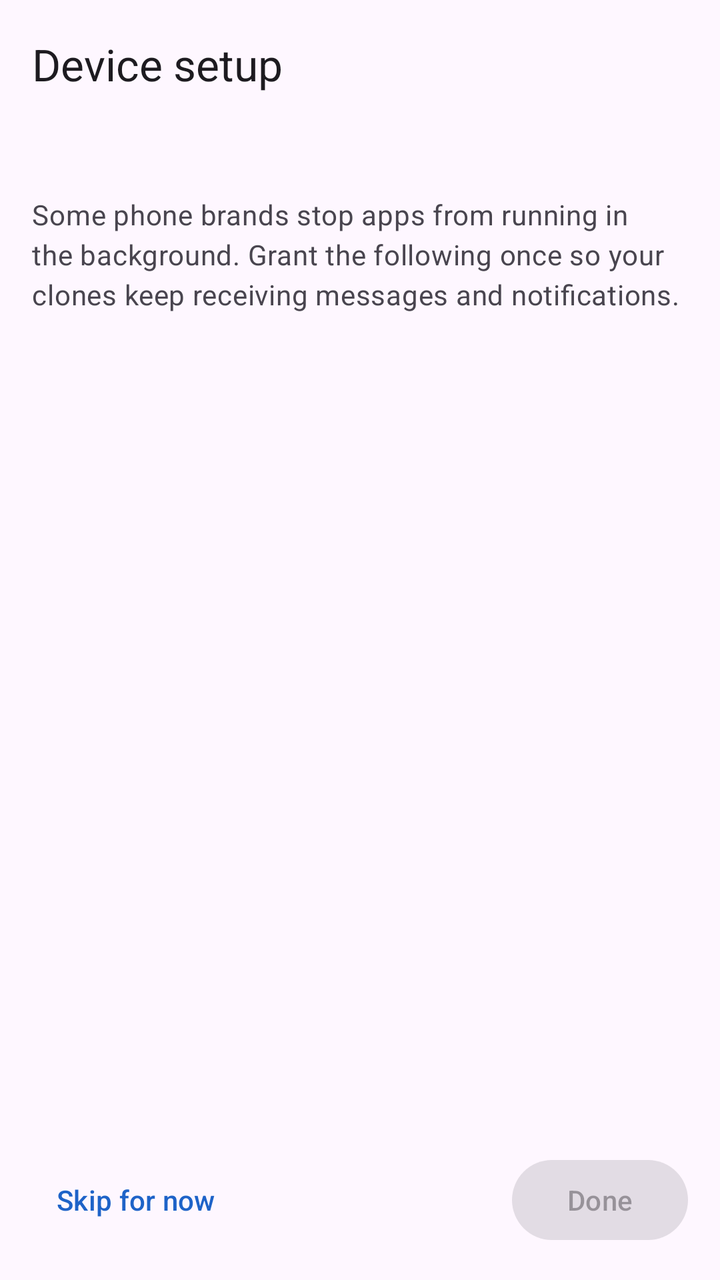
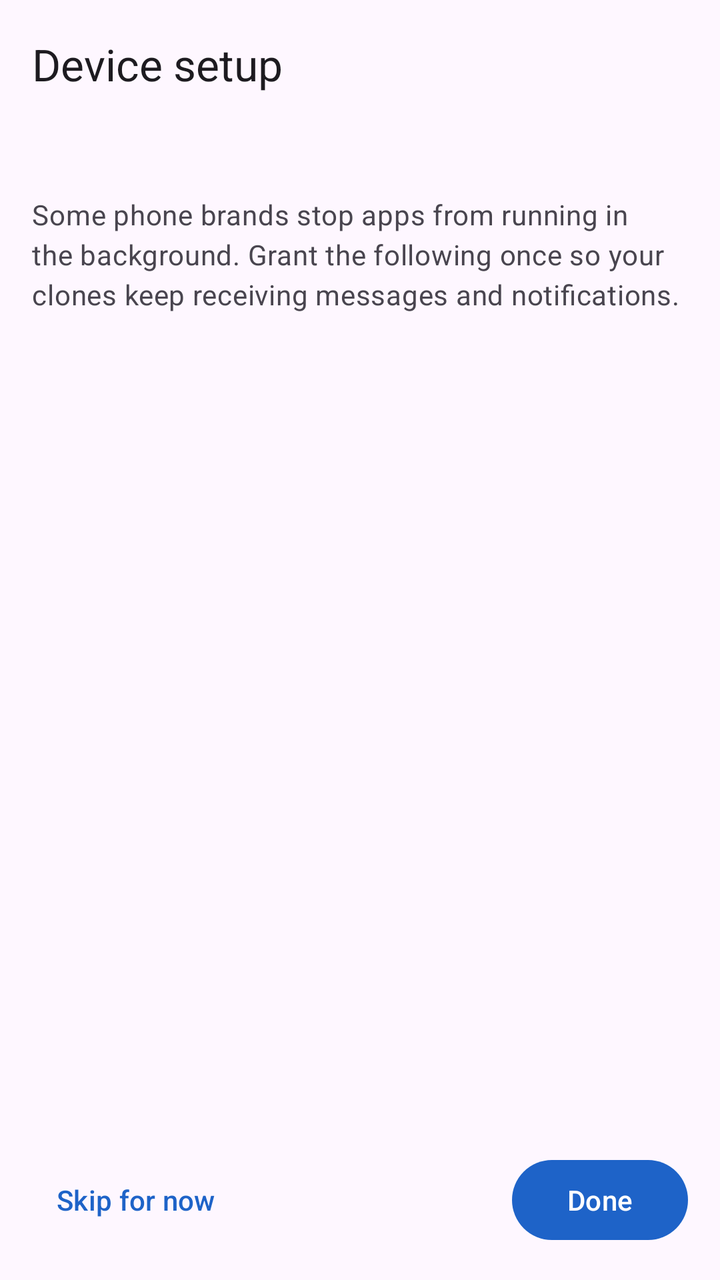

Two renders of the same Android screen: before a commit and after it. Below are the layout's source before the change and the commit's diff.
<!-- AndroidManifest.xml: application theme Theme.DualSpace -->
<!-- res/layout/activity_setup.xml -->
<?xml version="1.0" encoding="utf-8"?>
<LinearLayout xmlns:android="http://schemas.android.com/apk/res/android"
    xmlns:app="http://schemas.android.com/apk/res-auto"
    android:layout_width="match_parent"
    android:layout_height="match_parent"
    android:background="?attr/colorSurface"
    android:orientation="vertical">

    <com.google.android.material.appbar.AppBarLayout
        android:layout_width="match_parent"
        android:layout_height="wrap_content"
        android:fitsSystemWindows="true">

        <com.google.android.material.appbar.MaterialToolbar
            android:id="@+id/toolbar"
            android:layout_width="match_parent"
            android:layout_height="?attr/actionBarSize"
            app:title="@string/title_setup" />
    </com.google.android.material.appbar.AppBarLayout>

    <TextView
        android:id="@+id/brand"
        android:layout_width="match_parent"
        android:layout_height="wrap_content"
        android:paddingStart="16dp"
        android:paddingTop="8dp"
        android:paddingEnd="16dp"
        android:textAppearance="?attr/textAppearanceBodyLarge" />

    <TextView
        android:layout_width="match_parent"
        android:layout_height="wrap_content"
        android:paddingStart="16dp"
        android:paddingTop="4dp"
        android:paddingEnd="16dp"
        android:paddingBottom="8dp"
        android:text="@string/setup_intro"
        android:textAppearance="?attr/textAppearanceBodyMedium"
        android:textColor="?attr/colorOnSurfaceVariant" />

    <androidx.recyclerview.widget.RecyclerView
        android:id="@+id/list"
        android:layout_width="match_parent"
        android:layout_height="0dp"
        android:layout_weight="1"
        android:clipToPadding="false"
        android:paddingBottom="16dp" />

    <LinearLayout
        android:layout_width="match_parent"
        android:layout_height="wrap_content"
        android:orientation="horizontal"
        android:padding="16dp">

        <com.google.android.material.button.MaterialButton
            android:id="@+id/btnSkip"
            style="@style/Widget.Material3.Button.TextButton"
            android:layout_width="wrap_content"
            android:layout_height="wrap_content"
            android:text="@string/action_skip" />

        <Space
            android:layout_width="0dp"
            android:layout_height="1dp"
            android:layout_weight="1" />

        <com.google.android.material.button.MaterialButton
            android:id="@+id/btnDone"
            android:layout_width="wrap_content"
            android:layout_height="wrap_content"
            android:enabled="false"
            android:text="@string/action_done" />
    </LinearLayout>
</LinearLayout>
<!-- resources referenced by this layout -->
<resources>
  <string name="action_done">Done</string>
  <string name="action_skip">Skip for now</string>
  <string name="setup_intro">Some phone brands stop apps from running in the background. Grant the following once so your clones keep receiving messages and notifications.</string>
  <string name="title_setup">Device setup</string>
  <style name="Theme.DualSpace" parent="Theme.Material3.DayNight.NoActionBar">
          <item name="colorPrimary">@color/seed_primary</item>
          <item name="colorOnPrimary">@android:color/white</item>
          <item name="colorPrimaryContainer">@color/seed_primary_container</item>
          <item name="colorOnPrimaryContainer">@color/seed_on_primary_container</item>
          <item name="colorSecondary">@color/seed_secondary</item>
          <item name="android:statusBarColor">@android:color/transparent</item>
          <item name="android:windowLightStatusBar">true</item>
          <item name="android:navigationBarColor">@android:color/transparent</item>
      </style>
  <color name="seed_primary">#1E63C8</color>
  <color name="seed_primary_container">#D8E2FF</color>
  <color name="seed_on_primary_container">#001A41</color>
  <color name="seed_secondary">#00A67E</color>
</resources>

<!-- the commit's change to res/layout/activity_setup.xml (unified diff, before → after) -->
@@ -46,6 +46,15 @@
         android:clipToPadding="false"
         android:paddingBottom="16dp" />
 
+    <TextView
+        android:id="@+id/progress"
+        android:layout_width="match_parent"
+        android:layout_height="wrap_content"
+        android:paddingStart="16dp"
+        android:paddingEnd="16dp"
+        android:textAppearance="?attr/textAppearanceBodySmall"
+        android:textColor="?attr/colorOnSurfaceVariant" />
+
     <LinearLayout
         android:layout_width="match_parent"
         android:layout_height="wrap_content"
@@ -68,7 +77,6 @@
             android:id="@+id/btnDone"
             android:layout_width="wrap_content"
             android:layout_height="wrap_content"
-            android:enabled="false"
             android:text="@string/action_done" />
     </LinearLayout>
 </LinearLayout>
